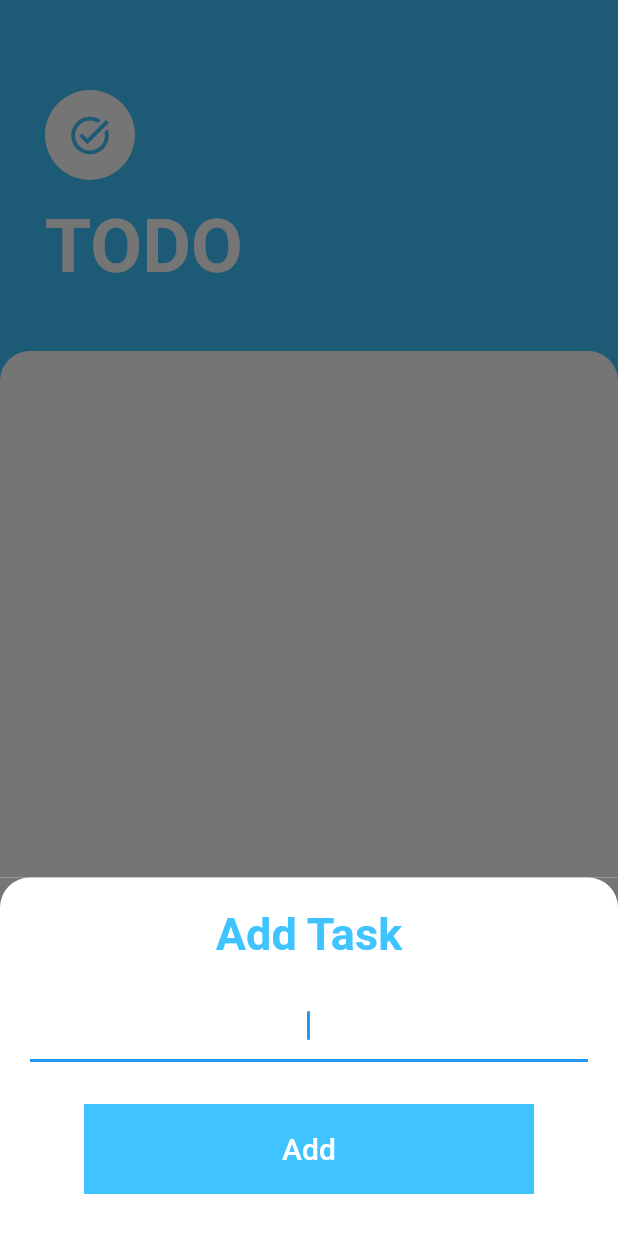
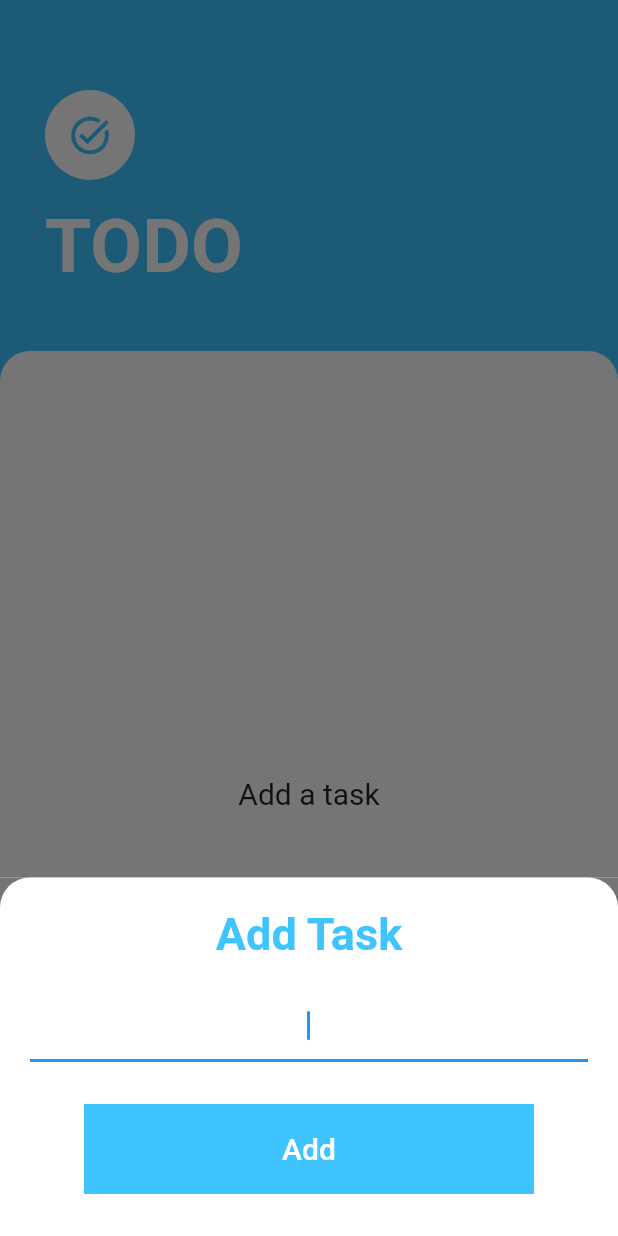
Before and after one commit to Udit609/Todo, a Flutter app: the screen it shows after launch, after a tap on the "add task" icon, on a phone screen of 412 x 824 dp. Run offline on Flutter 3.47's test engine with Material 2 defaults, Android fonts, the phone set to English and light mode, and no system bars; our stand-ins replace sqflite; accounts and stored records are empty.

Commit message:
first commit

```diff
--- a/lib/components/task_list.dart
+++ b/lib/components/task_list.dart
@@ -16,12 +16,13 @@ class TodoList extends StatelessWidget {
     return FutureBuilder(
       future: db.getTodo(),
       initialData: const [],
-      builder: (context, AsyncSnapshot<List> snapshot) {
-        // var data = snapshot.data;
-        // var dataLength = data!.length;
-        if (!snapshot.hasData) {
+      builder: (_, AsyncSnapshot<List> snapshot) {
+        if (snapshot.data!.isEmpty) {
           return const Center(
-            child: Text('Add a task'),
+            child: Text(
+              'Add a task',
+              style: TextStyle(fontSize: 20.0, fontWeight: FontWeight.w400),
+            ),
           );
         } else {
           return ListView.builder(
--- a/lib/components/task_tile.dart
+++ b/lib/components/task_tile.dart
@@ -43,7 +43,6 @@ class _TaskTileState extends State<TaskTile> {
                 widget.isChecked = value!;
               });
               anotherTodo.isChecked = value!;
-              // insert it to database
               widget.insertFunction(anotherTodo);
             },
           ),
--- a/lib/db/db_model.dart
+++ b/lib/db/db_model.dart
@@ -47,9 +47,8 @@ class DatabaseConnect {
     final db = await database;
     List<Map<String, dynamic>> items = await db.query(
       'todo',
-      orderBy: 'id DESC',
+      orderBy: 'id ASC',
     );
-    print('Task added');
 
     return List.generate(
       items.length,
@@ -61,18 +60,4 @@ class DatabaseConnect {
       ),
     );
   }
-
-  Future<void> updateTodo(int id, String title) async {
-    final db = await database;
-
-    await db.update(
-      'todo',
-      {
-        //
-        'title': title,
-      }, //
-      where: 'id == ?',
-      whereArgs: [id],
-    );
-  }
 }
```
